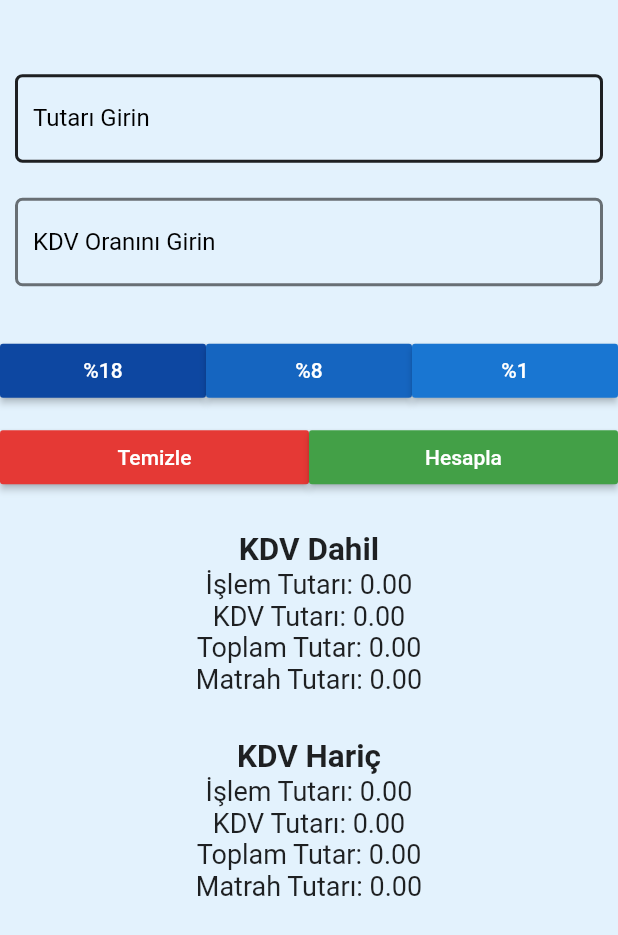
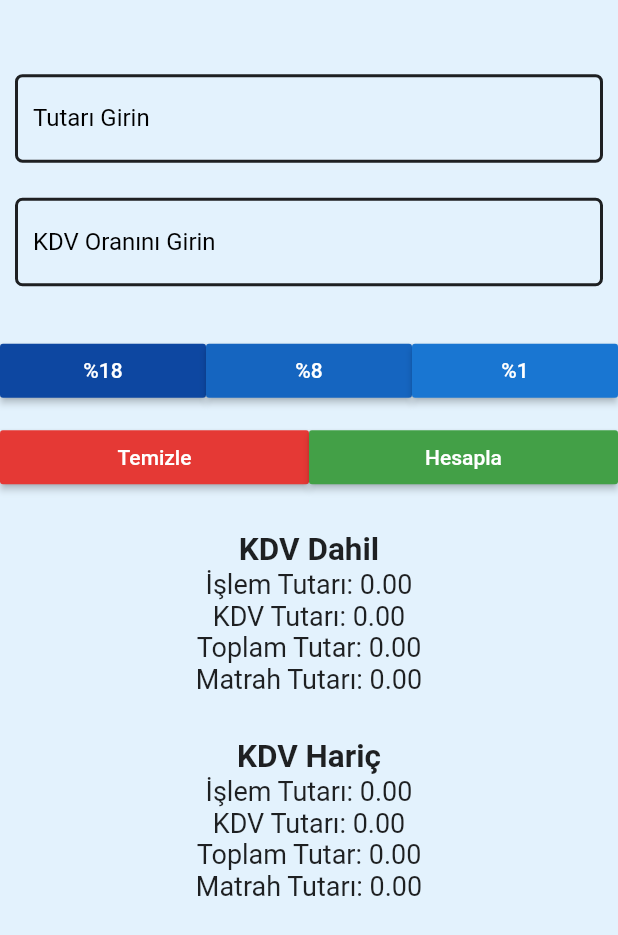
Before and after one commit to ozen242/vergi_hesaplama, a Flutter app: the screen it shows after launch, after a tap on "KDV Hesaplama", on a phone screen of 412 x 824 dp. Shown: the top 935 px of the screen. Run offline on Flutter 3.47's test engine with Material 2 defaults, Android fonts, the phone set to English and light mode, and no system bars; our stand-ins replace math_expressions; missing offline and left inert: firebase_admob; accounts and stored records are empty.

Commit message:
version 1

```diff
--- a/lib/main.dart
+++ b/lib/main.dart
@@ -21,8 +21,9 @@ class _MyAppState extends State<MyApp> {
 
   @override
   Widget build(BuildContext context) {
-    return Scaffold(
-        body: Container(
+    return MaterialApp(
+       debugShowCheckedModeBanner: false,
+        home: Container(
             decoration: BoxDecoration(
                 image: DecorationImage(
                     image: AssetImage('assets/splashscreen.jpg'),
--- a/lib/mainscreen.dart
+++ b/lib/mainscreen.dart
@@ -1,6 +1,7 @@
 import 'package:flutter/material.dart';
 import 'package:vergi_hesaplama/screens/calculator.dart';
 import 'package:vergi_hesaplama/screens/kdv.dart';
+import 'package:vergi_hesaplama/service/advert_service.dart';
 
 class MainScreen extends StatefulWidget {
   @override
@@ -8,6 +9,15 @@ class MainScreen extends StatefulWidget {
 }
 
 class _MainScreenState extends State<MainScreen> {
+
+  final AdvertService _advertService = AdvertService();
+
+  @override
+  void initState() {
+    _advertService.showBanner();
+    super.initState();  //gerekli mi bilmiyorum !!!
+  }
+
   @override
   Widget build(BuildContext context) {
     return Scaffold(
--- a/lib/screens/kdv.dart
+++ b/lib/screens/kdv.dart
@@ -4,7 +4,7 @@ class KDVCalculator extends StatelessWidget {
   @override
   Widget build(BuildContext context) {
     return MaterialApp(
-      debugShowCheckedModeBanner: false,
+     debugShowCheckedModeBanner: false,
     );
   }
 }
@@ -236,7 +236,7 @@ class _KDVCalculatorPageState extends State<KDVCalculatorPage> {
             enabledBorder: OutlineInputBorder(
               borderRadius: BorderRadius.circular(5),
               borderSide: BorderSide(
-                color: Colors.black54,
+                color: Colors.black87,
                 width: 2.0,
               ),
             ),
@@ -277,7 +277,7 @@ class _KDVCalculatorPageState extends State<KDVCalculatorPage> {
                 color: myFocusNode.hasFocus ? Colors.black : Colors.black),
 
             focusedBorder: OutlineInputBorder(
-                borderSide: BorderSide(color: Colors.grey[700], width: 2.0)),
+                borderSide: BorderSide(color: Colors.black87, width: 2.0)),
           ),
           onChanged: (text) {
             setState(() {
--- /dev/null
+++ b/lib/service/advert_service.dart
@@ -0,0 +1,47 @@
+import 'dart:io';
+
+import 'package:firebase_admob/firebase_admob.dart';
+
+class AdvertService {
+  static final AdvertService _instance = AdvertService._internal();
+  factory AdvertService () => _instance;
+
+  MobileAdTargetingInfo _targetingInfo;
+  final String _bannerAd = Platform.isAndroid
+  ? 'ca-app-pub-1113572237398382/9153535360'
+  : 'ca-app-pub-1113572237398382/9804272054';
+
+  AdvertService._internal() {
+    _targetingInfo = MobileAdTargetingInfo();
+  }
+
+
+  showBanner (){
+    BannerAd banner = BannerAd (
+      adUnitId: _bannerAd,
+      size: AdSize.smartBanner,
+      targetingInfo: _targetingInfo,
+    );
+
+    banner
+      ..load()
+      ..show();   // Reklamın yerini değiştirme -> ex:  anchorOffset: 50
+
+    banner.dispose();
+
+  }
+
+  showInterstitial(){
+    InterstitialAd interstitialAd = InterstitialAd(
+      adUnitId: InterstitialAd.testAdUnitId,
+        targetingInfo: _targetingInfo,
+    );
+
+    interstitialAd
+      ..load()
+      ..show();
+
+      interstitialAd.dispose();
+  }
+
+}
--- a/pubspec.yaml
+++ b/pubspec.yaml
@@ -23,6 +23,8 @@ environment:
 dependencies:
   flutter:
     sdk: flutter
+
+  firebase_admob :
   # The following adds the Cupertino Icons font to your application.
   # Use with the CupertinoIcons class for iOS style icons.
   cupertino_icons: ^0.1.3
```
Also changed, not shown: pubspec.lock, 2 other files.
